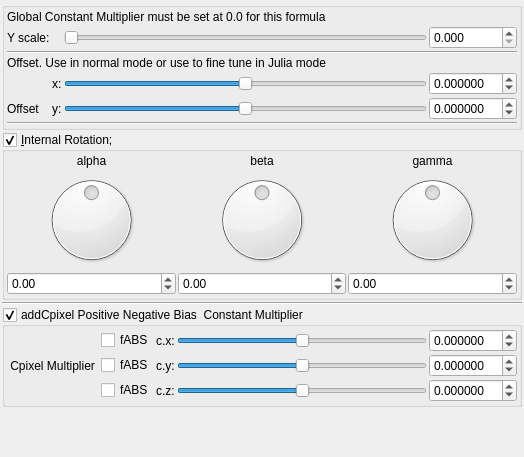
Old version of the form mandelbulber2/qt_data/fractal_msltoesym2_mod.ui in the repository buddhi1980/mandelbulber2.
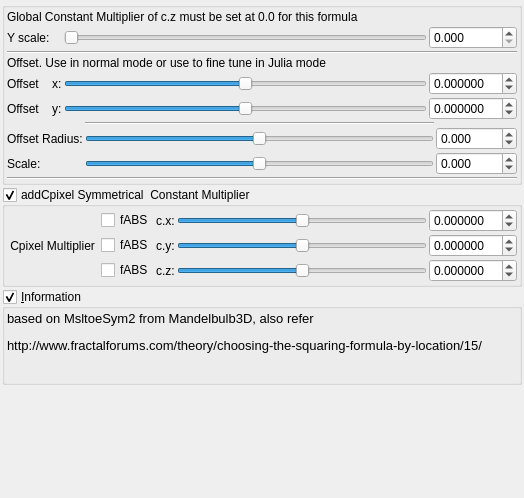
New version of the form. Custom widgets are drawn as their Qt base class.

Commit message: More updating mainly msltoe sym julia bulbs

What changed in the file:
```diff
--- a/mandelbulber2/qt_data/fractal_msltoesym2_mod.ui
+++ b/mandelbulber2/qt_data/fractal_msltoesym2_mod.ui
@@ -7,7 +7,7 @@
     <x>0</x>
     <y>0</y>
     <width>524</width>
-    <height>457</height>
+    <height>498</height>
    </rect>
   </property>
   <property name="windowTitle">
@@ -61,31 +61,45 @@
         <property name="spacing">
          <number>2</number>
         </property>
-        <item row="4" column="2">
-         <widget class="QLabel" name="label_257">
+        <item row="5" column="2">
+         <widget class="QLabel" name="label_264">
           <property name="text">
-           <string>x:</string>
+           <string>y:</string>
           </property>
          </widget>
         </item>
-        <item row="6" column="1" colspan="4">
-         <widget class="Line" name="line_59">
-          <property name="orientation">
-           <enum>Qt::Horizontal</enum>
+        <item row="5" column="4">
+         <widget class="MyDoubleSpinBox" name="spinbox3_transf_addition_constant_y">
+          <property name="sizePolicy">
+           <sizepolicy hsizetype="Minimum" vsizetype="Maximum">
+            <horstretch>0</horstretch>
+            <verstretch>0</verstretch>
+           </sizepolicy>
+          </property>
+          <property name="prefix">
+           <string/>
+          </property>
+          <property name="suffix">
+           <string/>
+          </property>
+          <property name="decimals">
+           <number>6</number>
+          </property>
+          <property name="minimum">
+           <double>-99.989999999999995</double>
+          </property>
+          <property name="maximum">
+           <double>99.989999999999995</double>
+          </property>
+          <property name="singleStep">
+           <double>0.100000000000000</double>
           </property>
          </widget>
         </item>
         <item row="0" column="1" colspan="4">
          <widget class="QLabel" name="label_2">
           <property name="text">
-           <string>Global Constant Multiplier must be set at 0.0 for this formula</string>
-          </property>
-         </widget>
-        </item>
-        <item row="1" column="1">
-         <widget class="QLabel" name="label_8">
-          <property name="text">
-           <string>Y scale:</string>
+           <string>Global Constant Multiplier of c.z must be set at 0.0 for this formula</string>
           </property>
          </widget>
         </item>
@@ -118,6 +132,105 @@
           </property>
          </widget>
         </item>
+        <item row="7" column="1" colspan="4">
+         <widget class="Line" name="line_59">
+          <property name="orientation">
+           <enum>Qt::Horizontal</enum>
+          </property>
+         </widget>
+        </item>
+        <item row="4" column="2">
+         <widget class="QLabel" name="label_257">
+          <property name="text">
+           <string>x:</string>
+          </property>
+         </widget>
+        </item>
+        <item row="5" column="3">
+         <widget class="QSlider" name="slider3_transf_addition_constant_y">
+          <property name="sizePolicy">
+           <sizepolicy hsizetype="Expanding" vsizetype="Maximum">
+            <horstretch>0</horstretch>
+            <verstretch>0</verstretch>
+           </sizepolicy>
+          </property>
+          <property name="minimum">
+           <number>-5000000</number>
+          </property>
+          <property name="maximum">
+           <number>5000000</number>
+          </property>
+          <property name="singleStep">
+           <number>1</number>
+          </property>
+          <property name="orientation">
+           <enum>Qt::Horizontal</enum>
+          </property>
+         </widget>
+        </item>
+        <item row="4" column="4">
+         <widget class="MyDoubleSpinBox" name="spinbox3_transf_addition_constant_x">
+          <property name="sizePolicy">
+           <sizepolicy hsizetype="Minimum" vsizetype="Maximum">
+            <horstretch>0</horstretch>
+            <verstretch>0</verstretch>
+           </sizepolicy>
+          </property>
+          <property name="prefix">
+           <string/>
+          </property>
+          <property name="suffix">
+           <string/>
+          </property>
+          <property name="decimals">
+           <number>6</number>
+          </property>
+          <property name="minimum">
+           <double>-99.989999999999995</double>
+          </property>
+          <property name="maximum">
+           <double>99.989999999999995</double>
+          </property>
+          <property name="singleStep">
+           <double>0.100000000000000</double>
+          </property>
+         </widget>
+        </item>
+        <item row="2" column="1" colspan="4">
+         <widget class="Line" name="line_56">
+          <property name="orientation">
+           <enum>Qt::Horizontal</enum>
+          </property>
+         </widget>
+        </item>
+        <item row="1" column="4">
+         <widget class="MyDoubleSpinBox" name="spinbox_transf_scale">
+          <property name="sizePolicy">
+           <sizepolicy hsizetype="Minimum" vsizetype="Maximum">
+            <horstretch>0</horstretch>
+            <verstretch>0</verstretch>
+           </sizepolicy>
+          </property>
+          <property name="prefix">
+           <string/>
+          </property>
+          <property name="suffix">
+           <string/>
+          </property>
+          <property name="decimals">
+           <number>3</number>
+          </property>
+          <property name="minimum">
+           <double>0.000000000000000</double>
+          </property>
+          <property name="maximum">
+           <double>1.000000000000000</double>
+          </property>
+          <property name="singleStep">
+           <double>0.100000000000000</double>
+          </property>
+         </widget>
+        </item>
         <item row="1" column="3">
          <widget class="QSlider" name="slider_transf_scale">
           <property name="sizePolicy">
@@ -143,41 +256,6 @@
           </property>
          </widget>
         </item>
-        <item row="2" column="1" colspan="4">
-         <widget class="Line" name="line_56">
-          <property name="orientation">
-           <enum>Qt::Horizontal</enum>
-          </property>
-         </widget>
-        </item>
-        <item row="4" column="4">
-         <widget class="MyDoubleSpinBox" name="spinbox3_transf_addition_constant_x">
-          <property name="sizePolicy">
-           <sizepolicy hsizetype="Minimum" vsizetype="Maximum">
-            <horstretch>0</horstretch>
-            <verstretch>0</verstretch>
-           </sizepolicy>
-          </property>
-          <property name="prefix">
-           <string/>
-          </property>
-          <property name="suffix">
-           <string/>
-          </property>
-          <property name="decimals">
-           <number>6</number>
-          </property>
-          <property name="minimum">
-           <double>-99.989999999999995</double>
-          </property>
-          <property name="maximum">
-           <double>99.989999999999995</double>
-          </property>
-          <property name="singleStep">
-           <double>0.100000000000000</double>
-          </property>
-         </widget>
-        </item>
         <item row="5" column="1">
          <widget class="QLabel" name="label_267">
           <property name="text">
@@ -185,275 +263,151 @@
           </property>
          </widget>
         </item>
-        <item row="1" column="4">
-         <widget class="MyDoubleSpinBox" name="spinbox_transf_scale">
-          <property name="sizePolicy">
-           <sizepolicy hsizetype="Minimum" vsizetype="Maximum">
-            <horstretch>0</horstretch>
-            <verstretch>0</verstretch>
-           </sizepolicy>
-          </property>
-          <property name="prefix">
-           <string/>
-          </property>
-          <property name="suffix">
-           <string/>
-          </property>
-          <property name="decimals">
-           <number>3</number>
-          </property>
-          <property name="minimum">
-           <double>0.000000000000000</double>
-          </property>
-          <property name="maximum">
-           <double>1.000000000000000</double>
-          </property>
-          <property name="singleStep">
-           <double>0.100000000000000</double>
-          </property>
-         </widget>
-        </item>
-        <item row="5" column="3">
-         <widget class="QSlider" name="slider3_transf_addition_constant_y">
-          <property name="sizePolicy">
-           <sizepolicy hsizetype="Expanding" vsizetype="Maximum">
-            <horstretch>0</horstretch>
-            <verstretch>0</verstretch>
-           </sizepolicy>
-          </property>
-          <property name="minimum">
-           <number>-5000000</number>
-          </property>
-          <property name="maximum">
-           <number>5000000</number>
-          </property>
-          <property name="singleStep">
-           <number>1</number>
-          </property>
-          <property name="orientation">
-           <enum>Qt::Horizontal</enum>
-          </property>
-         </widget>
-        </item>
-        <item row="5" column="4">
-         <widget class="MyDoubleSpinBox" name="spinbox3_transf_addition_constant_y">
-          <property name="sizePolicy">
-           <sizepolicy hsizetype="Minimum" vsizetype="Maximum">
-            <horstretch>0</horstretch>
-            <verstretch>0</verstretch>
-           </sizepolicy>
-          </property>
-          <property name="prefix">
-           <string/>
-          </property>
-          <property name="suffix">
-           <string/>
-          </property>
-          <property name="decimals">
-           <number>6</number>
-          </property>
-          <property name="minimum">
-           <double>-99.989999999999995</double>
-          </property>
-          <property name="maximum">
-           <double>99.989999999999995</double>
-          </property>
-          <property name="singleStep">
-           <double>0.100000000000000</double>
-          </property>
-         </widget>
-        </item>
-        <item row="5" column="2">
-         <widget class="QLabel" name="label_264">
-          <property name="text">
-           <string>y:</string>
-          </property>
-         </widget>
-        </item>
-       </layout>
-      </item>
-     </layout>
-    </widget>
-   </item>
-   <item>
-    <widget class="MyGroupBox" name="groupCheck_transf_rotation_enabled">
-     <property name="title">
-      <string>&amp;Internal Rotation; </string>
-     </property>
-     <property name="checkable">
-      <bool>true</bool>
-     </property>
-     <layout class="QVBoxLayout" name="verticalLayout_9" stretch="0">
-      <property name="spacing">
-       <number>2</number>
-      </property>
-      <property name="leftMargin">
-       <number>2</number>
-      </property>
-      <property name="topMargin">
-       <number>2</number>
-      </property>
-      <property name="rightMargin">
-       <number>2</number>
-      </property>
-      <property name="bottomMargin">
-       <number>2</number>
-      </property>
-      <item>
-       <layout class="QGridLayout" name="gridLayout_11">
-        <property name="spacing">
-         <number>2</number>
-        </property>
         <item row="1" column="1">
-         <widget class="QLabel" name="label_34">
+         <widget class="QLabel" name="label_8">
           <property name="text">
-           <string>beta</string>
+           <string>Y scale:</string>
           </property>
-          <property name="alignment">
-           <set>Qt::AlignCenter</set>
-          </property>
          </widget>
         </item>
-        <item row="1" column="2">
-         <widget class="QLabel" name="label_36">
-          <property name="text">
-           <string>gamma</string>
-          </property>
-          <property name="alignment">
-           <set>Qt::AlignCenter</set>
-          </property>
-         </widget>
-        </item>
-        <item row="2" column="0">
-         <widget class="QDial" name="dial3_transf_rotation_x">
-          <property name="minimum">
-           <number>-18000</number>
-          </property>
-          <property name="maximum">
-           <number>18000</number>
-          </property>
-          <property name="wrapping">
-           <bool>true</bool>
-          </property>
-         </widget>
-        </item>
-        <item row="2" column="1">
-         <widget class="QDial" name="dial3_transf_rotation_y">
-          <property name="minimum">
-           <number>-18000</number>
-          </property>
-          <property name="maximum">
-           <number>18000</number>
-          </property>
-          <property name="wrapping">
-           <bool>true</bool>
-          </property>
-         </widget>
-        </item>
-        <item row="1" column="0">
-         <widget class="QLabel" name="label_35">
-          <property name="text">
-           <string>alpha</string>
-          </property>
-          <property name="alignment">
-           <set>Qt::AlignCenter</set>
-          </property>
-         </widget>
-        </item>
-        <item row="2" column="2">
-         <widget class="QDial" name="dial3_transf_rotation_z">
-          <property name="minimum">
-           <number>-18000</number>
-          </property>
-          <property name="maximum">
-           <number>18000</number>
-          </property>
-          <property name="wrapping">
-           <bool>true</bool>
-          </property>
-         </widget>
-        </item>
-        <item row="4" column="0">
-         <widget class="MyDoubleSpinBox" name="spinboxd3_transf_rotation_x">
-          <property name="sizePolicy">
-           <sizepolicy hsizetype="Minimum" vsizetype="Maximum">
-            <horstretch>0</horstretch>
-            <verstretch>0</verstretch>
-           </sizepolicy>
-          </property>
-          <property name="prefix">
-           <string/>
-          </property>
-          <property name="suffix">
-           <string/>
-          </property>
-          <property name="decimals">
+        <item row="6" column="1" colspan="4">
+         <layout class="QGridLayout" name="gridLayout_3">
+          <property name="spacing">
            <number>2</number>
           </property>
-          <property name="minimum">
-           <double>-180.000000000000000</double>
-          </property>
-          <property name="maximum">
-           <double>180.000000000000000</double>
-          </property>
-          <property name="singleStep">
-           <double>1.000000000000000</double>
-          </property>
-         </widget>
+          <item row="2" column="1">
+           <widget class="QSlider" name="slider_transf_scale_1">
+            <property name="sizePolicy">
+             <sizepolicy hsizetype="Expanding" vsizetype="Maximum">
+              <horstretch>0</horstretch>
+              <verstretch>0</verstretch>
+             </sizepolicy>
+            </property>
+            <property name="minimum">
+             <number>-2000</number>
+            </property>
+            <property name="maximum">
+             <number>2000</number>
+            </property>
+            <property name="value">
+             <number>0</number>
+            </property>
+            <property name="sliderPosition">
+             <number>0</number>
+            </property>
+            <property name="orientation">
+             <enum>Qt::Horizontal</enum>
+            </property>
+           </widget>
+          </item>
+          <item row="1" column="2">
+           <widget class="MyDoubleSpinBox" name="spinbox_transf_offset">
+            <property name="sizePolicy">
+             <sizepolicy hsizetype="Minimum" vsizetype="Maximum">
+              <horstretch>0</horstretch>
+              <verstretch>0</verstretch>
+             </sizepolicy>
+            </property>
+            <property name="prefix">
+             <string/>
+            </property>
+            <property name="suffix">
+             <string/>
+            </property>
+            <property name="decimals">
+             <number>3</number>
+            </property>
+            <property name="minimum">
+             <double>-2000.000000000000000</double>
+            </property>
+            <property name="maximum">
+             <double>2000.000000000000000</double>
+            </property>
+            <property name="singleStep">
+             <double>0.100000000000000</double>
+            </property>
+           </widget>
+          </item>
+          <item row="2" column="2">
+           <widget class="MyDoubleSpinBox" name="spinbox_transf_scale_1">
+            <property name="sizePolicy">
+             <sizepolicy hsizetype="Minimum" vsizetype="Maximum">
+              <horstretch>0</horstretch>
+              <verstretch>0</verstretch>
+             </sizepolicy>
+            </property>
+            <property name="prefix">
+             <string/>
+            </property>
+            <property name="suffix">
+             <string/>
+            </property>
+            <property name="decimals">
+             <number>3</number>
+            </property>
+            <property name="minimum">
+             <double>-2000.000000000000000</double>
+            </property>
+            <property name="maximum">
+             <double>2000.000000000000000</double>
+            </property>
+            <property name="singleStep">
+             <double>0.100000000000000</double>
+            </property>
+           </widget>
+          </item>
+          <item row="1" column="0">
+           <widget class="QLabel" name="label_146">
+            <property name="text">
+             <string>Offset Radius:</string>
+            </property>
+           </widget>
+          </item>
+          <item row="1" column="1">
+           <widget class="QSlider" name="slider_transf_offset">
+            <property name="sizePolicy">
+             <sizepolicy hsizetype="Expanding" vsizetype="Maximum">
+              <horstretch>0</horstretch>
+              <verstretch>0</verstretch>
+             </sizepolicy>
+            </property>
+            <property name="minimum">
+             <number>-2000</number>
+            </property>
+            <property name="maximum">
+             <number>2000</number>
+            </property>
+            <property name="value">
+             <number>0</number>
+            </property>
+            <property name="sliderPosition">
+             <number>0</number>
+            </property>
+            <property name="orientation">
+             <enum>Qt::Horizontal</enum>
+            </property>
+           </widget>
+          </item>
+          <item row="2" column="0">
+           <widget class="QLabel" name="label_147">
+            <property name="text">
+             <string>Scale:</string>
+            </property>
+           </widget>
+          </item>
+          <item row="0" column="1">
+           <widget class="Line" name="line_60">
+            <property name="orientation">
+             <enum>Qt::Horizontal</enum>
+            </property>
+           </widget>
+          </item>
+         </layout>
         </item>
         <item row="4" column="1">
-         <widget class="MyDoubleSpinBox" name="spinboxd3_transf_rotation_y">
-          <property name="sizePolicy">
-           <sizepolicy hsizetype="Minimum" vsizetype="Maximum">
-            <horstretch>0</horstretch>
-            <verstretch>0</verstretch>
-           </sizepolicy>
-          </property>
-          <property name="prefix">
-           <string/>
-          </property>
-          <property name="suffix">
-           <string/>
-          </property>
-          <property name="decimals">
-           <number>2</number>
-          </property>
-          <property name="minimum">
-           <double>-180.000000000000000</double>
-          </property>
-          <property name="maximum">
-           <double>180.000000000000000</double>
-          </property>
-          <property name="singleStep">
-           <double>1.000000000000000</double>
-          </property>
-         </widget>
-        </item>
-        <item row="4" column="2">
-         <widget class="MyDoubleSpinBox" name="spinboxd3_transf_rotation_z">
-          <property name="sizePolicy">
-           <sizepolicy hsizetype="Minimum" vsizetype="Maximum">
-            <horstretch>0</horstretch>
-            <verstretch>0</verstretch>
-           </sizepolicy>
-          </property>
-          <property name="prefix">
-           <string/>
-          </property>
-          <property name="suffix">
-           <string/>
-          </property>
-          <property name="decimals">
-           <number>2</number>
-          </property>
-          <property name="minimum">
-           <double>-180.000000000000000</double>
-          </property>
-          <property name="maximum">
-           <double>180.000000000000000</double>
-          </property>
-          <property name="singleStep">
-           <double>1.000000000000000</double>
+         <widget class="QLabel" name="label_268">
+          <property name="text">
+           <string>Offset</string>
           </property>
          </widget>
         </item>
@@ -462,20 +416,13 @@
      </layout>
     </widget>
    </item>
-   <item>
-    <widget class="Line" name="line_58">
-     <property name="orientation">
-      <enum>Qt::Horizontal</enum>
-     </property>
-    </widget>
-   </item>
    <item>
     <widget class="MyGroupBox" name="groupCheck_transf_addCpixel_enabled_false">
      <property name="toolTip">
       <string>&lt;html&gt;&lt;head/&gt;&lt;body&gt;&lt;p&gt;Cpixel is CVector3 c = ( c.x, c.y, c.z). It is each original point (pixel) in 3D space where the iteration starts from, ( c = original z for each point .) It is commonly found in formula structures z = f(z) + c.&lt;/p&gt;&lt;p&gt;The Cpixel multiplier effectively scales this point &amp;quot;c&amp;quot; towards the origin.&lt;/p&gt;&lt;p&gt;This transform allows the addition or subtraction of Cpixel, dependent on whether z is postive or negative.&lt;/p&gt;&lt;p&gt;e.g if &lt;span style=&quot; font-style:italic;&quot;&gt;z.x&lt;/span&gt; is positive then &lt;span style=&quot; font-style:italic;&quot;&gt;fabs(c.x)&lt;/span&gt; is added, if &lt;span style=&quot; font-style:italic;&quot;&gt;z.x&lt;/span&gt; is negative then &lt;span style=&quot; font-style:italic;&quot;&gt;fabs(c)&lt;/span&gt; is subtracted. &lt;/p&gt;&lt;p&gt;Also try negative addCpixel constant multipliers.&lt;/p&gt;&lt;p&gt;If checkBoxes are disabled then Cpixel remains signed.&lt;/p&gt;&lt;p&gt;&lt;br/&gt;&lt;/p&gt;&lt;/body&gt;&lt;/html&gt;</string>
      </property>
      <property name="title">
-      <string>addCpixel Positive Negative Bias  Constant Multiplier </string>
+      <string>addCpixel Symmetrical  Constant Multiplier </string>
      </property>
      <property name="checkable">
       <bool>true</bool>
@@ -714,6 +661,52 @@
      </layout>
     </widget>
    </item>
+   <item>
+    <widget class="MyGroupBox" name="groupCheck_info">
+     <property name="title">
+      <string>&amp;Information</string>
+     </property>
+     <property name="flat">
+      <bool>false</bool>
+     </property>
+     <property name="checkable">
+      <bool>true</bool>
+     </property>
+     <layout class="QVBoxLayout" name="verticalLayout_2">
+      <property name="spacing">
+       <number>2</number>
+      </property>
+      <property name="leftMargin">
+       <number>2</number>
+      </property>
+      <property name="topMargin">
+       <number>2</number>
+      </property>
+      <property name="rightMargin">
+       <number>2</number>
+      </property>
+      <property name="bottomMargin">
+       <number>2</number>
+      </property>
+      <item>
+       <widget class="QLabel" name="label_4">
+        <property name="text">
+         <string>&lt;!DOCTYPE HTML PUBLIC &quot;-//W3C//DTD HTML 4.0//EN&quot; &quot;http://www.w3.org/TR/REC-html40/strict.dtd&quot;&gt;
+&lt;html&gt;&lt;head&gt;&lt;meta name=&quot;qrichtext&quot; content=&quot;1&quot; /&gt;&lt;style type=&quot;text/css&quot;&gt;
+p, li { white-space: pre-wrap; }
+&lt;/style&gt;&lt;/head&gt;&lt;body style=&quot; font-family:'Ubuntu'; font-size:11pt; font-weight:400; font-style:normal;&quot;&gt;
+&lt;p style=&quot; margin-top:0px; margin-bottom:0px; margin-left:0px; margin-right:0px; -qt-block-indent:0; text-indent:0px;&quot;&gt;&lt;span style=&quot; font-size:10pt; color:#000000;&quot;&gt;based on MsltoeSym2 from Mandelbulb3D, also refer&lt;/span&gt;&lt;/p&gt;
+&lt;p style=&quot; margin-top:12px; margin-bottom:12px; margin-left:0px; margin-right:0px; -qt-block-indent:0; text-indent:0px;&quot;&gt;&lt;span style=&quot; font-size:10pt; color:#000000;&quot;&gt;http://www.fractalforums.com/theory/choosing-the-squaring-formula-by-location/15/&lt;/span&gt;&lt;/p&gt;
+&lt;p style=&quot;-qt-paragraph-type:empty; margin-top:0px; margin-bottom:0px; margin-left:0px; margin-right:0px; -qt-block-indent:0; text-indent:0px; font-family:'Apolonia Nova Lekka OT'; font-size:10pt; font-weight:200;&quot;&gt;&lt;br /&gt;&lt;/p&gt;&lt;/body&gt;&lt;/html&gt;</string>
+        </property>
+        <property name="wordWrap">
+         <bool>true</bool>
+        </property>
+       </widget>
+      </item>
+     </layout>
+    </widget>
+   </item>
    <item>
     <spacer name="verticalSpacer">
      <property name="orientation">
```
The commit also changes 7 other files.
